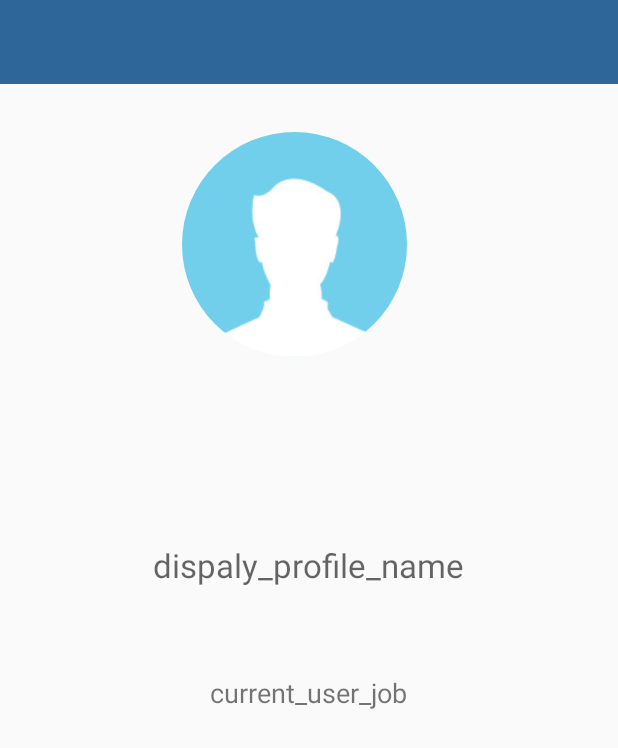
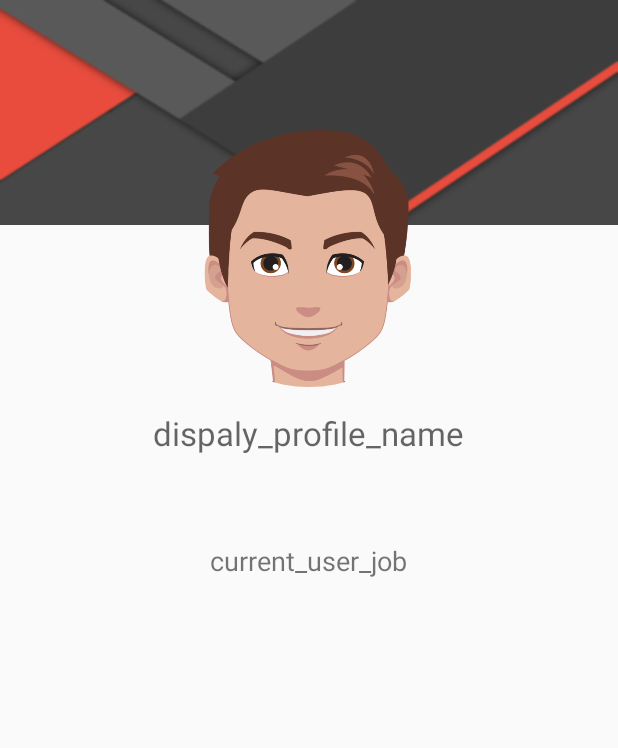
Before and after one commit to ShabanFci/CUHM, an Android app: the layout activity_profile.xml on its own in the app's theme, with its tools: preview values and no code run, on a phone screen of 412 x 824 dp. Shown: the top 748 px of the screen. Run offline under Robolectric (Android 15) with nearby library versions, the phone set to English and light mode, and no system bars.

Commit message:
updating gps

```diff
--- a/app/src/main/java/com/fci/steps/cuhm/TrackerService.java
+++ b/app/src/main/java/com/fci/steps/cuhm/TrackerService.java
@@ -80,8 +80,8 @@ public class TrackerService extends Service {
 
         // Functionality coming next step
         LocationRequest request = new LocationRequest();
-        request.setInterval(10000);
-        request.setFastestInterval(5000);
+        request.setInterval(50000);
+        request.setFastestInterval(50000);
         request.setPriority(LocationRequest.PRIORITY_HIGH_ACCURACY);
         FusedLocationProviderClient client = LocationServices.getFusedLocationProviderClient(this);
         int permission = ContextCompat.checkSelfPermission(this,
--- a/app/src/main/res/layout/activity_nearby_helper_map.xml
+++ b/app/src/main/res/layout/activity_nearby_helper_map.xml
@@ -5,6 +5,6 @@
     android:name="com.google.android.gms.maps.SupportMapFragment"
     android:layout_width="match_parent"
     android:layout_height="match_parent"
-    tools:context="com.fci.steps.cuhm.NearbyHelperMapActivity">
+    tools:context="com.fci.steps.cuhm.NearByHelperMapActivity">
 
 </fragment>
--- a/app/src/main/res/layout/activity_profile.xml
+++ b/app/src/main/res/layout/activity_profile.xml
@@ -1,24 +1,28 @@
 <?xml version="1.0" encoding="utf-8"?>
 <RelativeLayout xmlns:android="http://schemas.android.com/apk/res/android"
     xmlns:app="http://schemas.android.com/apk/res-auto"
-    xmlns:tools="http://schemas.android.com/tools"
     android:layout_width="match_parent"
     android:layout_height="match_parent"
+    xmlns:tools="http://schemas.android.com/tools"
     tools:context="com.fci.steps.cuhm.ProfileActivity">
-
-    <include
-        android:id="@+id/connection_profile_toolbar"
-        layout="@layout/app_bar_layout" />
+    <ImageView
+        android:id="@+id/profile_image"
+        android:layout_width="match_parent"
+        android:layout_height="150dp"
+        android:layout_alignParentTop="true"
+        android:layout_centerHorizontal="true"
+        app:srcCompat="@drawable/backgroungimg"
+        android:scaleType="fitXY"
+        android:contentDescription="profileimage"/>
 
     <de.hdodenhof.circleimageview.CircleImageView
-        android:id="@+id/profile_image"
-        android:layout_width="150dp"
-        android:layout_height="150dp"
-        android:layout_alignEnd="@+id/display_profile_status"
-        android:layout_below="@+id/connection_profile_toolbar"
-        android:layout_marginTop="32dp"
-        android:contentDescription="profileimage"
-        app:srcCompat="@drawable/man" />
+        android:id="@+id/pro"
+        android:layout_width="180dp"
+        android:layout_height="180dp"
+        android:layout_above="@+id/display_profile_status"
+        android:layout_centerHorizontal="true"
+        android:layout_marginBottom="45dp"
+        android:src="@drawable/profileboy" />
 
     <TextView
         android:id="@+id/display_profile_name"
```
Also changed, not shown: app/src/main/java/com/fci/steps/cuhm/ProfileActivity.java (+9 -8 lines), app/src/main/res/drawable/backgroungimg.png (added).
